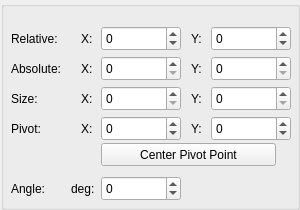
First picture: the form in Tools/UIEditor/UI/rectpropertygridwidget.ui, repository xaoctech/dava.engine, before the edit.
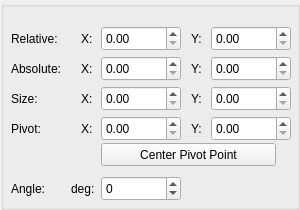
Second picture: the form after the edit. Custom widgets are drawn as their Qt base class.

What changed in the file:
```diff
--- a/Tools/UIEditor/UI/rectpropertygridwidget.ui
+++ b/Tools/UIEditor/UI/rectpropertygridwidget.ui
@@ -63,7 +63,7 @@
      <string>Size:</string>
     </property>
    </widget>
-   <widget class="QSpinBox" name="pivotYSpinBox">
+   <widget class="AdjustablePointDoubleSpinBox" name="pivotYDoubleSpinBox">
     <property name="geometry">
      <rect>
       <x>210</x>
@@ -72,11 +72,11 @@
       <height>25</height>
      </rect>
     </property>
-    <property name="minimum">
-     <number>-10000</number>
-    </property>
     <property name="maximum">
-     <number>10000</number>
+     <double>9999.000000000000000</double>
+    </property>
+    <property name="singleStep">
+     <double>1.000000000000000</double>
     </property>
    </widget>
    <widget class="QLabel" name="label_2">
@@ -111,7 +111,7 @@
      <string>Y:</string>
     </property>
    </widget>
-   <widget class="QSpinBox" name="relativeXSpinBox">
+   <widget class="AdjustablePointDoubleSpinBox" name="relativeXDoubleSpinBox">
     <property name="geometry">
      <rect>
       <x>100</x>
@@ -120,11 +120,11 @@
       <height>25</height>
      </rect>
     </property>
-    <property name="minimum">
-     <number>-10000</number>
-    </property>
     <property name="maximum">
-     <number>10000</number>
+     <double>9999.000000000000000</double>
+    </property>
+    <property name="singleStep">
+     <double>1.000000000000000</double>
     </property>
    </widget>
    <widget class="QLabel" name="label_13">
@@ -146,7 +146,7 @@
      <string>Y:</string>
     </property>
    </widget>
-   <widget class="QSpinBox" name="pivotXSpinBox">
+   <widget class="AdjustablePointDoubleSpinBox" name="pivotXDoubleSpinBox">
     <property name="geometry">
      <rect>
       <x>100</x>
@@ -155,11 +155,11 @@
       <height>25</height>
      </rect>
     </property>
-    <property name="minimum">
-     <number>-10000</number>
-    </property>
     <property name="maximum">
-     <number>10000</number>
+     <double>9999.000000000000000</double>
+    </property>
+    <property name="singleStep">
+     <double>1.000000000000000</double>
     </property>
    </widget>
    <widget class="QLabel" name="label_5">
@@ -175,7 +175,7 @@
      <string>Angle:</string>
     </property>
    </widget>
-   <widget class="QSpinBox" name="sizeYSpinBox">
+   <widget class="AdjustablePointDoubleSpinBox" name="sizeYDoubleSpinBox">
     <property name="geometry">
      <rect>
       <x>210</x>
@@ -185,10 +185,13 @@
      </rect>
     </property>
     <property name="maximum">
-     <number>10000</number>
+     <double>9999.000000000000000</double>
+    </property>
+    <property name="singleStep">
+     <double>1.000000000000000</double>
     </property>
    </widget>
-   <widget class="QSpinBox" name="absoluteXSpinBox">
+   <widget class="AdjustablePointDoubleSpinBox" name="absoluteXDoubleSpinBox">
     <property name="geometry">
      <rect>
       <x>100</x>
@@ -198,10 +201,13 @@
      </rect>
     </property>
     <property name="maximum">
-     <number>10000</number>
+     <double>9999.000000000000000</double>
+    </property>
+    <property name="singleStep">
+     <double>1.000000000000000</double>
     </property>
    </widget>
-   <widget class="QSpinBox" name="relativeYSpinBox">
+   <widget class="AdjustablePointDoubleSpinBox" name="relativeYDoubleSpinBox">
     <property name="geometry">
      <rect>
       <x>210</x>
@@ -210,11 +216,11 @@
       <height>25</height>
      </rect>
     </property>
-    <property name="minimum">
-     <number>-10000</number>
-    </property>
     <property name="maximum">
-     <number>10000</number>
+     <double>9999.000000000000000</double>
+    </property>
+    <property name="singleStep">
+     <double>1.000000000000000</double>
     </property>
    </widget>
    <widget class="QLabel" name="label">
@@ -230,7 +236,7 @@
      <string>Relative:</string>
     </property>
    </widget>
-   <widget class="QSpinBox" name="sizeXSpinBox">
+   <widget class="AdjustablePointDoubleSpinBox" name="sizeXDoubleSpinBox">
     <property name="geometry">
      <rect>
       <x>100</x>
@@ -240,7 +246,10 @@
      </rect>
     </property>
     <property name="maximum">
-     <number>10000</number>
+     <double>9999.000000000000000</double>
+    </property>
+    <property name="singleStep">
+     <double>1.000000000000000</double>
     </property>
    </widget>
    <widget class="QLabel" name="label_9">
@@ -278,7 +287,7 @@
      <number>360</number>
     </property>
    </widget>
-   <widget class="QSpinBox" name="absoluteYSpinBox">
+   <widget class="AdjustablePointDoubleSpinBox" name="absoluteYDoubleSpinBox">
     <property name="geometry">
      <rect>
       <x>210</x>
@@ -288,7 +297,10 @@
      </rect>
     </property>
     <property name="maximum">
-     <number>10000</number>
+     <double>9999.000000000000000</double>
+    </property>
+    <property name="singleStep">
+     <double>1.000000000000000</double>
     </property>
    </widget>
    <widget class="QLabel" name="label_7">
@@ -414,6 +426,13 @@
    </widget>
   </widget>
  </widget>
+ <customwidgets>
+  <customwidget>
+   <class>AdjustablePointDoubleSpinBox</class>
+   <extends>QDoubleSpinBox</extends>
+   <header>AdjustablePointDoubleSpinBox.h</header>
+  </customwidget>
+ </customwidgets>
  <tabstops>
   <tabstop>relativeXSpinBox</tabstop>
   <tabstop>relativeYSpinBox</tabstop>
```
Left out of the diff: 16 changed lines with no effect on the pictures.
